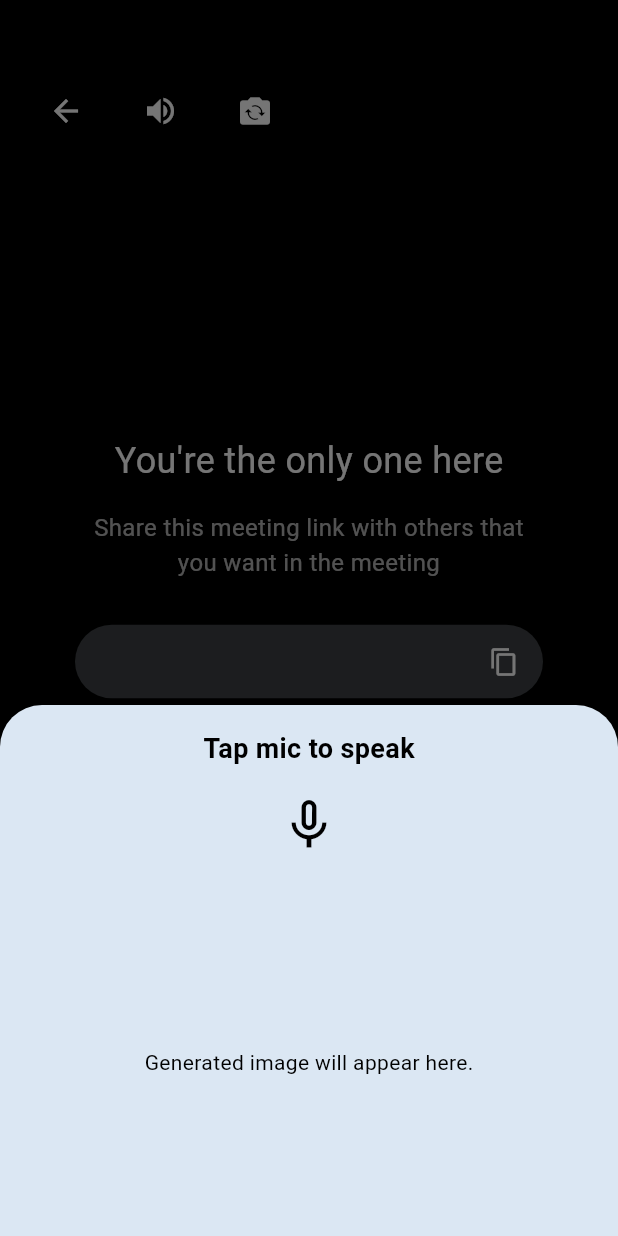
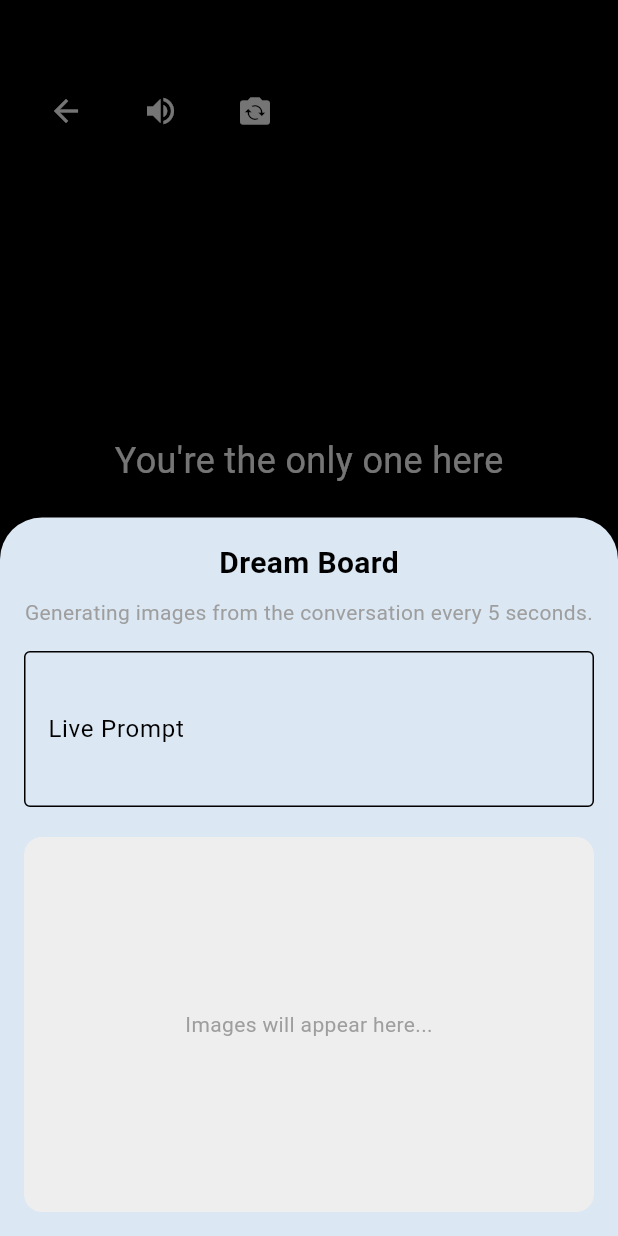
Before and after one commit to gauravv-k/vibe_connect-V2, a Flutter app: the MeetPage screen opened directly with empty values, item 2 of the bottom bar chosen, after a tap on the "mic" icon, after a tap on the "image" icon, on a phone screen of 412 x 824 dp. Run offline on Flutter 3.47's test engine with Material 3 defaults, Android fonts, the phone set to English and light mode, and no system bars; our stand-ins replace bloc, cloud_firestore, firebase_auth, firebase_core, flutter_bloc, share_plus; missing offline and left inert: android_pip, videosdk; accounts and stored records are empty; network calls fail; project files that could hold a hidden picture were left out.

Commit message:
optimized and automated dreamboard

```diff
--- a/lib/features/ai_meet/ui/dream_board_bottom_sheet.dart
+++ b/lib/features/ai_meet/ui/dream_board_bottom_sheet.dart
@@ -16,109 +16,108 @@ class DreamBoardBottomSheet extends StatefulWidget {
 }
 
 class _DreamBoardBottomSheetState extends State<DreamBoardBottomSheet> {
-  bool isListening = false;
-  String prompt = "";
-  Timer? _promptCaptureTimer;
-  Timer? _autoStopTimer;
-  String _lastTranscription = "";
+  late final TextEditingController _promptController;
+  Timer? _imageGenerationTimer;
+  Timer? _transcriptionSyncTimer;
+  String _lastGeneratedPrompt = "";
+
+  @override
+  void initState() {
+    super.initState();
+    _promptController = TextEditingController(text: widget.getTranscription());
+    _startTimers();
+  }
 
   @override
   void dispose() {
-    _promptCaptureTimer?.cancel();
-    _autoStopTimer?.cancel();
+    _imageGenerationTimer?.cancel();
+    _transcriptionSyncTimer?.cancel();
+    _promptController.dispose();
     super.dispose();
   }
 
-  void _startListening() {
-    setState(() {
-      isListening = true;
-      prompt = "Listening...";
-      _lastTranscription = widget.getTranscription();
+  void _startTimers() {
+    // Timer to sync transcription with the text field.
+    // This provides the "live text" feel.
+    _transcriptionSyncTimer = Timer.periodic(const Duration(milliseconds: 500), (timer) {
+      final currentTranscription = widget.getTranscription();
+      if (currentTranscription != _promptController.text) {
+        setState(() {
+          _promptController.text = currentTranscription;
+        });
+      }
     });
 
-    // Check for new transcription text frequently for a real-time feel
-    _promptCaptureTimer =
-        Timer.periodic(const Duration(milliseconds: 200), (timer) {
-      final currentTranscription = widget.getTranscription();
-      if (currentTranscription.length > _lastTranscription.length) {
-        final newText =
-            currentTranscription.substring(_lastTranscription.length).trim();
-        if (newText.isNotEmpty) {
-          setState(() {
-            prompt = (prompt == "Listening...") ? newText : "$prompt $newText";
-          });
-        }
-      }
-      _lastTranscription = currentTranscription;
-    });
+    // Timer to generate images every 5 seconds.
+    _imageGenerationTimer = Timer.periodic(const Duration(seconds: 5), (timer) {
+      final currentPrompt = _promptController.text.trim();
 
-    // Automatically stop listening after 10 seconds
-    _autoStopTimer = Timer(const Duration(seconds: 10), () {
-      if (isListening) {
-        _stopListening();
+      // Generate image only if the prompt is new and not empty.
+      // This prevents redundant API calls for the same text.
+      if (currentPrompt.isNotEmpty && currentPrompt != _lastGeneratedPrompt) {
+        context.read<ImageCubit>().generateImage(currentPrompt);
+        // Store the last prompt that was sent for generation.
+        _lastGeneratedPrompt = currentPrompt;
       }
     });
   }
 
-  void _stopListening() {
-    _promptCaptureTimer?.cancel();
-    _autoStopTimer?.cancel();
-    setState(() {
-      isListening = false;
-    });
-    if (prompt.isNotEmpty && prompt != "Listening...") {
-      context.read<ImageCubit>().generateImage(prompt);
-    } else {
-      setState(() {
-        prompt = "No speech detected.";
-      });
-    }
-  }
-
   @override
   Widget build(BuildContext context) {
+    // Using Padding with viewInsets to ensure the keyboard doesn't cover the sheet.
     return Padding(
-      padding: const EdgeInsets.all(16.0),
+      padding: EdgeInsets.fromLTRB(16.0, 16.0, 16.0, MediaQuery.of(context).viewInsets.bottom + 16.0),
       child: Column(
         mainAxisSize: MainAxisSize.min,
         children: [
-          Text(
-            isListening ? "Listening..." : "Tap mic to speak",
-            style: const TextStyle(fontSize: 18, fontWeight: FontWeight.bold),
+          const Text(
+            "Dream Board",
+            style: TextStyle(fontSize: 20, fontWeight: FontWeight.bold),
           ),
-          const SizedBox(height: 10),
-          IconButton(
-            icon: Icon(isListening ? Icons.mic : Icons.mic_none, size: 40),
-            onPressed: isListening ? _stopListening : _startListening,
+          const SizedBox(height: 8),
+          const Text(
+            "Generating images from the conversation every 5 seconds.",
+            textAlign: TextAlign.center,
+            style: TextStyle(fontSize: 14, color: Colors.grey),
           ),
-          const SizedBox(height: 10),
-          if (prompt.isNotEmpty)
-            Container(
-              width: MediaQuery.of(context).size.width * 0.8,
-              padding: const EdgeInsets.all(12),
-              decoration: BoxDecoration(
-                color: Colors.grey[200],
-                borderRadius: BorderRadius.circular(8),
-              ),
-              child: Text(prompt, textAlign: TextAlign.center),
+          const SizedBox(height: 16),
+          TextField(
+            controller: _promptController,
+            decoration: const InputDecoration(
+              labelText: "Live Prompt",
+              border: OutlineInputBorder(),
+              hintText: "Your conversation will appear here...",
             ),
+            maxLines: 3,
+          ),
           const SizedBox(height: 20),
           SizedBox(
-            height: 200,
+            height: 250,
+            width: double.infinity,
             child: BlocBuilder<ImageCubit, ImageState>(
               builder: (context, state) {
                 if (state is ImageLoading) {
                   return const Center(child: CircularProgressIndicator());
                 } else if (state is ImageLoaded) {
-                  return Image.memory(state.image);
+                  return ClipRRect(
+                    borderRadius: BorderRadius.circular(12),
+                    child: Image.memory(state.image, fit: BoxFit.cover),
+                  );
                 } else if (state is ImageError) {
-                  print('Message: ${state.message}');
-                  return Center(
-                  child: const Text('Something went wrong.'),
+                  return const Center(child: Text('Error generating image.'));
+                } else {
+                  return Container(
+                    decoration: BoxDecoration(
+                      color: Colors.grey[200],
+                      borderRadius: BorderRadius.circular(12),
+                    ),
+                    child: const Center(
+                      child: Text(
+                        'Images will appear here...',
+                        style: TextStyle(color: Colors.grey),
+                      ),
+                    ),
                   );
-                } else {
-                  return const Center(
-                      child: Text('Generated image will appear here.'));
                 }
               },
             ),
--- a/lib/features/ai_meet/ui/meet_page.dart
+++ b/lib/features/ai_meet/ui/meet_page.dart
@@ -9,6 +9,7 @@ import 'package:vibe_connect/features/ai_meet/ui/dream_board_bottom_sheet.dart';
 import 'package:vibe_connect/features/ai_meet/ui/participant_tile.dart';
 import 'package:videosdk/videosdk.dart';
 import 'package:android_pip/android_pip.dart';
+import 'package:videosdk/videosdk.dart';
 
 class MeetPage extends StatefulWidget {
   final String meetingId;
@@ -32,7 +33,7 @@ class _MeetPageState extends State<MeetPage> with WidgetsBindingObserver {
 
   // Event listener callbacks
   void onRoomJoined() {
-    _room.startTranscription(); // Automatically start transcription on join
+    _room.startTranscription();
     setState(() {
       participants.putIfAbsent(
         _room.localParticipant.id,
@@ -145,8 +146,7 @@ class _MeetPageState extends State<MeetPage> with WidgetsBindingObserver {
         backgroundColor: Colors.black,
         body: participants.length > 1
             ? ParticipantTile(
-                participant:
-                    participants.values.firstWhere((p) => !p.isLocal),
+                participant: participants.values.firstWhere((p) => !p.isLocal),
                 mirror: false,
               )
             : const SizedBox.shrink(),
@@ -182,7 +182,8 @@ class _MeetPageState extends State<MeetPage> with WidgetsBindingObserver {
                           const Text(
                             'Share this meeting link with others that you want in the meeting',
                             textAlign: TextAlign.center,
-                            style: TextStyle(color: Colors.white70, fontSize: 16),
+                            style:
+                                TextStyle(color: Colors.white70, fontSize: 16),
                           ),
                           const SizedBox(height: 30),
                           Container(
@@ -246,7 +247,10 @@ class _MeetPageState extends State<MeetPage> with WidgetsBindingObserver {
               child: ClipRRect(
                 borderRadius: BorderRadius.circular(12.0),
                 child: participants.isNotEmpty
-                    ? ParticipantTile(participant: _room.localParticipant, mirror: !isRearCamera,)
+                    ? ParticipantTile(
+                        participant: _room.localParticipant,
+                        mirror: !isRearCamera,
+                      )
                     : Image.network(
                         'https://images.unsplash.com/photo-1507003211169-0a1dd7228f2d?w=800&q=80',
                         fit: BoxFit.cover,
@@ -265,7 +269,8 @@ class _MeetPageState extends State<MeetPage> with WidgetsBindingObserver {
                     _isInPipMode = true;
                   });
                   try {
-                    final success = await _androidPip.enterPipMode(aspectRatio: const [16, 9]);
+                    final success = await _androidPip
+                        .enterPipMode(aspectRatio: const [16, 9]);
                     if (!success) {
                       setState(() {
                         _isInPipMode = false;
@@ -329,30 +334,27 @@ class _MeetPageState extends State<MeetPage> with WidgetsBindingObserver {
                         },
                       ),
                       _buildControlButton(
-                        icon:
-                            isCameraOff ? Icons.videocam_off : Icons.videocam,
+                        icon: isCameraOff ? Icons.videocam_off : Icons.videocam,
                         label: isCameraOff ? 'Cam On' : 'Cam Off',
                         backgroundColor: Colors.white.withOpacity(0.3),
                         onTap: () {
                           setState(() {
                             isCameraOff = !isCameraOff;
                           });
-                          isCameraOff
-                              ? _room.disableCam()
-                              : _room.enableCam();
+                          isCameraOff ? _room.disableCam() : _room.enableCam();
                         },
                       ),
                       _buildControlButton(
                         icon: isDreamBoardOn
                             ? Icons.image_not_supported_rounded
                             : Icons.image,
-                        label: isDreamBoardOn
-                            ? 'DreamBoard On'
-                            : 'DreamBoard Off',
+                        label:
+                            isDreamBoardOn ? 'DreamBoard On' : 'DreamBoard Off',
                         backgroundColor: Colors.white.withOpacity(0.3),
                         onTap: () {
                           showModalBottomSheet(
                             context: context,
+                            isScrollControlled: true,
                             builder: (context) => BlocProvider(
                               create: (context) => ImageCubit(),
                               child: DreamBoardBottomSheet(
```
